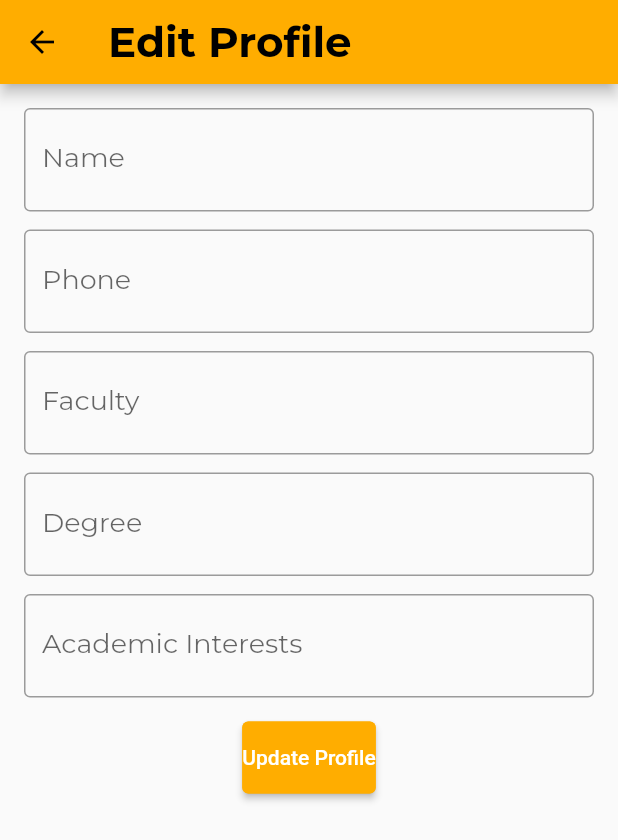
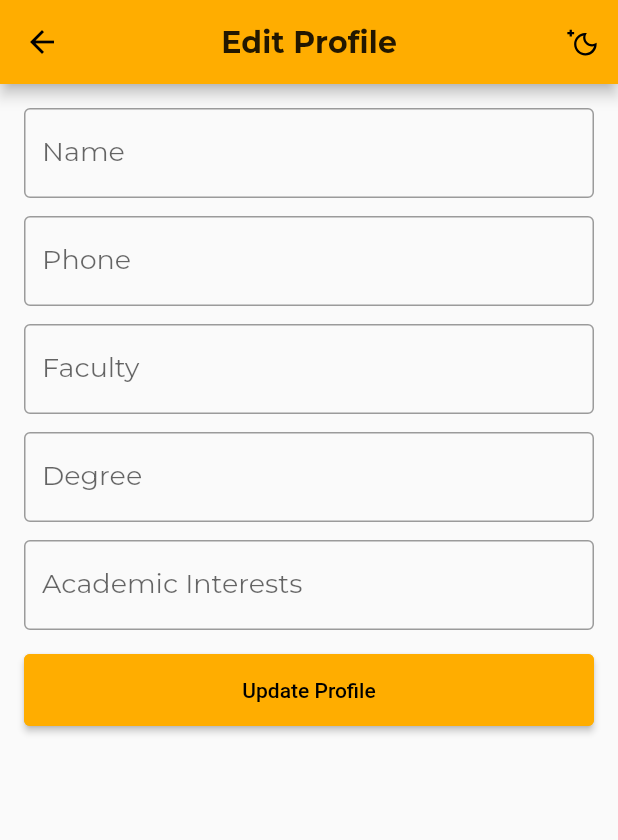
Before and after one commit to Mxhima/Study-Buddy, a Flutter app: the EditProfileScreen screen opened directly, on a phone screen of 412 x 824 dp. Shown: the top 840 px of the screen. Run offline on Flutter 3.47's test engine with Material 2 defaults, Android fonts, the light colour scheme and no system bars; our stand-ins replace audio_service, audioplayers, cloud_firestore, firebase_auth, firebase_core, get and 11 more; missing offline and left inert: audio_manager, device_apps, flutter_audio_query, flutter_dnd; accounts and stored records are empty; project files that could hold a hidden picture were left out.

Commit message:
made some changes

```diff
--- a/lib/views/profile_screen/profile_screen.dart
+++ b/lib/views/profile_screen/profile_screen.dart
@@ -133,7 +133,7 @@ class ProfileScreen extends StatelessWidget {
                     ),
                     const SizedBox(height: 30),
                     const Divider(),
-                    const SizedBox(height: 10),
+                    const SizedBox(height: 150),
                     //Menu
                     ProfileMenuWidget(
                       title: "Logout",
--- a/lib/views/profile_screen/profile_update_screen.dart
+++ b/lib/views/profile_screen/profile_update_screen.dart
@@ -1,8 +1,14 @@
 import 'dart:io';
 import 'package:flutter/material.dart';
+import 'package:get/get.dart';
 import 'package:image_picker/image_picker.dart';
 import 'package:firebase_auth/firebase_auth.dart';
 import 'package:cloud_firestore/cloud_firestore.dart';
+import 'package:line_awesome_flutter/line_awesome_flutter.dart';
+import 'package:study_buddy/utils/theme/theme_controller.dart';
+
+import '../../constants/colors.dart';
+import '../../utils/theme/theme.dart';
 
 class EditProfileScreen extends StatefulWidget {
   @override
@@ -10,6 +16,7 @@ class EditProfileScreen extends StatefulWidget {
 }
 
 class _EditProfileScreenState extends State<EditProfileScreen> {
+  final themeController = Get.find<ThemeController>();
   File? _image;
   final picker = ImagePicker();
   final _formKey = GlobalKey<FormState>();
@@ -84,9 +91,29 @@ class _EditProfileScreenState extends State<EditProfileScreen> {
 
   @override
   Widget build(BuildContext context) {
+    var isDark = MediaQuery.of(context).platformBrightness == Brightness.dark;
+
     return Scaffold(
       appBar: AppBar(
-        title: Text('Edit Profile'),
+        title: Text(
+          'Edit Profile',
+          style: Theme.of(context).textTheme.titleSmall,
+        ),
+        centerTitle: true,
+        actions: [
+          IconButton(
+            onPressed: () {
+              if (Get.isDarkMode) {
+                themeController.changeTheme(TAppTheme.lightTheme);
+                themeController.saveTheme(false);
+              } else {
+                themeController.changeTheme(TAppTheme.darkTheme);
+                themeController.saveTheme(true);
+              }
+            },
+            icon: Icon(isDark ? LineAwesomeIcons.sun : LineAwesomeIcons.moon),
+          ),
+        ],
       ),
       body: SingleChildScrollView(
         padding: const EdgeInsets.all(16.0),
@@ -95,33 +122,47 @@ class _EditProfileScreenState extends State<EditProfileScreen> {
           child: Column(
             children: [
               TextFormField(
+                style: const TextStyle(fontSize: 16),
                 controller: _fullnameController,
                 decoration: InputDecoration(labelText: 'Name'),
               ),
               const SizedBox(height: 12.0),
               TextFormField(
+                style: const TextStyle(fontSize: 16),
                 controller: _phoneController,
                 decoration: InputDecoration(labelText: 'Phone'),
               ),
               const SizedBox(height: 12.0),
               TextFormField(
+                style: const TextStyle(fontSize: 16),
                 controller: _facultyController,
                 decoration: InputDecoration(labelText: 'Faculty'),
               ),
               const SizedBox(height: 12.0),
               TextFormField(
+                style: const TextStyle(fontSize: 16),
                 controller: _degreeController,
                 decoration: InputDecoration(labelText: 'Degree'),
               ),
               const SizedBox(height: 12.0),
               TextFormField(
+                style: const TextStyle(fontSize: 16),
                 controller: _interestController,
                 decoration: InputDecoration(labelText: 'Academic Interests'),
               ),
-              SizedBox(height: 16.0),
-              ElevatedButton(
-                onPressed: _updateUserProfile,
-                child: Text('Update Profile'),
+              const SizedBox(height: 16.0),
+              SizedBox(
+                width: double.infinity,
+                child: ElevatedButton(
+                  onPressed: _updateUserProfile,
+                  style: ElevatedButton.styleFrom(
+                    backgroundColor: tPrimaryColor,
+                  ),
+                  child: const Text(
+                    'Update Profile',
+                    style: TextStyle(color: tDarkColor),
+                  ),
+                ),
               ),
             ],
           ),
```
Also changed, not shown: lib/views/musicPlayer_screen/musicdemo3.dart (+32 -2 lines), lib/views/pomodoroTimer_screen/pomotest3.dart (+33 -1 lines).
